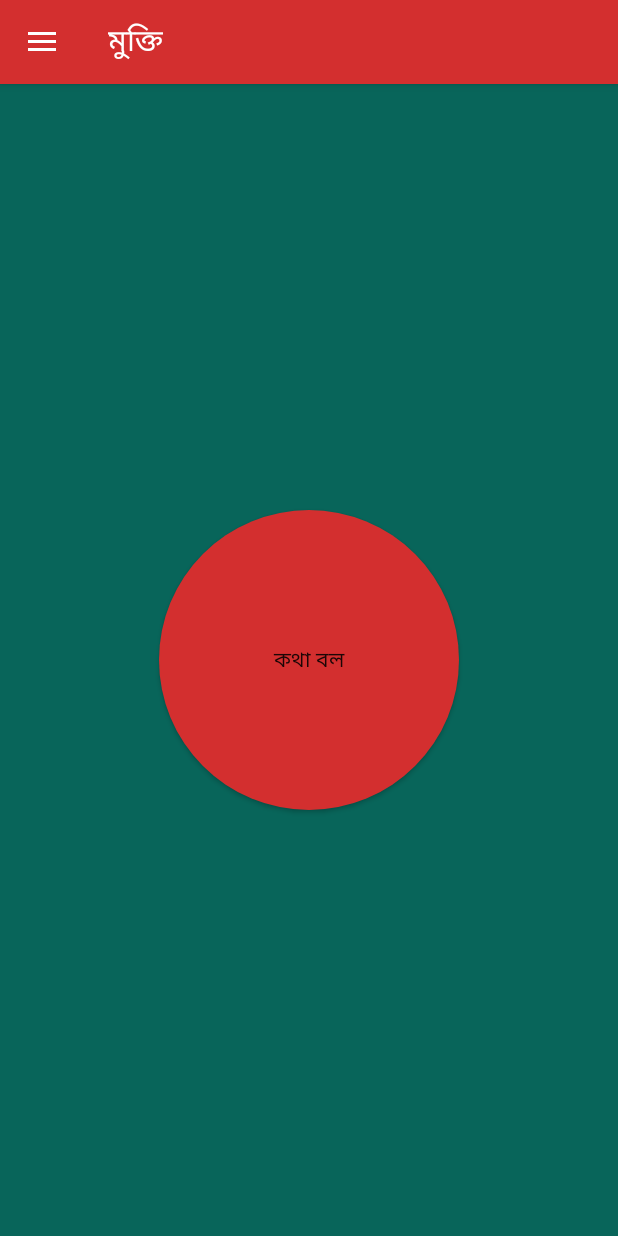
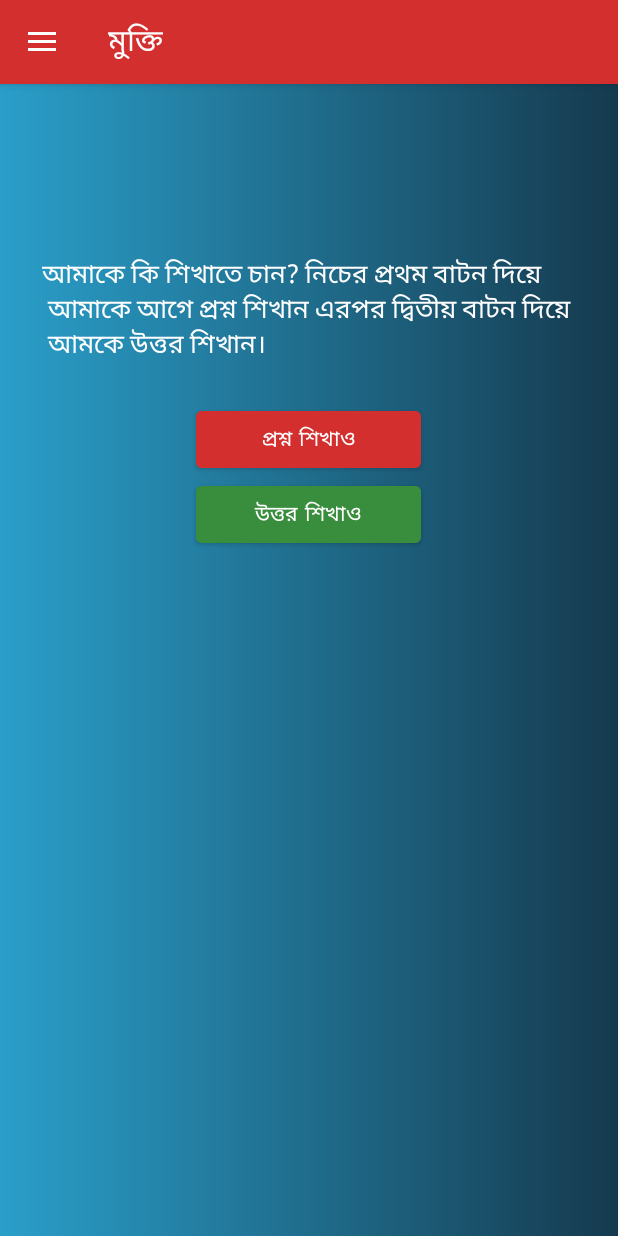
Before and after one commit to Mdnaimulislam/EduBot-FinalApp, an Android app: the BanglaActivity screen opened directly, with no data from a screen before it, in the side drawer, after a tap on "রোবটকে শিখাও", on a phone screen of 412 x 824 dp. Run offline under Robolectric (Android 15) with nearby library versions, the phone set to English and light mode, and no system bars; our stand-ins replace CircleImageView, Firebase (no records; nobody signed in at launch, a user with empty details on screens opened directly).

Commit message:
version-2
Self Learn function complete

```diff
--- a/app/src/main/AndroidManifest.xml
+++ b/app/src/main/AndroidManifest.xml
@@ -1,6 +1,7 @@
 <?xml version="1.0" encoding="utf-8"?>
 <manifest xmlns:android="http://schemas.android.com/apk/res/android"
     package="com.example.edubot">
+
     <uses-permission android:name="android.permission.BLUETOOTH" />
     <uses-permission android:name="android.permission.RECORD_AUDIO" />
     <uses-permission android:name="android.permission.INTERNET" />
@@ -11,6 +12,7 @@
     <uses-permission android:name="android.permission.CAMERA" />
     <uses-permission android:name="android.permission.READ_EXTERNAL_STORAGE" />
     <uses-permission android:name="android.permission.READ_INTERNAL_STORAGE" />
+
     <uses-feature android:name="android.hardware.camera" />
     <uses-feature android:name="android.hardware.camera.autofocus" />
 
@@ -21,10 +23,11 @@
         android:roundIcon="@mipmap/ic_launcher_round"
         android:supportsRtl="true"
         android:theme="@style/Theme.EduBot">
+        <activity android:name=".bangla.SelfLearnBangla"></activity>
         <activity
             android:name=".bangla.BanglaActivity"
             android:label="@string/title_activity_bangla"
-            android:theme="@style/Theme.EduBot.NoActionBar"></activity>
+            android:theme="@style/Theme.EduBot.NoActionBar" />
         <activity android:name=".english.EnglishMain" />
         <activity android:name=".Forget_Password" />
         <activity android:name=".Choose_Language" />
--- a/app/src/main/java/com/example/edubot/MainActivity.java
+++ b/app/src/main/java/com/example/edubot/MainActivity.java
@@ -34,7 +34,7 @@ public class MainActivity extends AppCompatActivity {
         mAuth = FirebaseAuth.getInstance();
         FirebaseUser currentUser=mAuth.getCurrentUser();
         if(currentUser!=null){
-            startActivity(new Intent(MainActivity.this, Choose_Language.class));
+            currentUser.reload();
         }
 
 
--- a/app/src/main/java/com/example/edubot/Register.java
+++ b/app/src/main/java/com/example/edubot/Register.java
@@ -103,7 +103,6 @@ public class Register extends AppCompatActivity {
         }
 
 
-
         progressBar.setVisibility(View.VISIBLE);
         mAuth.createUserWithEmailAndPassword(user_email,user_pass).addOnCompleteListener(new OnCompleteListener<AuthResult>() {
             @Override
@@ -111,14 +110,17 @@ public class Register extends AppCompatActivity {
                 if(task.isSuccessful()){
                     FirebaseUser currentUser =FirebaseAuth.getInstance().getCurrentUser();
                     User user=new User(full_name,user_email,user_phone,user_address);
-                    FirebaseDatabase.getInstance().getReference("Users").child(FirebaseAuth.getInstance().getCurrentUser().getUid())
+
+                    FirebaseDatabase.getInstance().getReference("Users").child(currentUser.getUid())
                             .setValue(user).addOnCompleteListener(new OnCompleteListener<Void>() {
                         @Override
                         public void onComplete(@NonNull Task<Void> task) {
                             if(task.isSuccessful()){
+                                FirebaseDatabase.getInstance().getReference("Users").child(FirebaseAuth.getInstance().getCurrentUser().getUid()).child("Self Questions").child("তুমি কি খাও").setValue("আমি কিছু খাই না।আমি ব্যাটারি চালিত।");
                                 Toast.makeText(Register.this,"User has been registered successfully! Check Email for Verfication",Toast.LENGTH_LONG).show();
                                 progressBar.setVisibility(View.GONE);
                                 currentUser.sendEmailVerification();
+
                                 startActivity(new Intent(Register.this, MainActivity.class));
                             }
                             else {
--- a/app/src/main/java/com/example/edubot/bangla/BanglaActivity.java
+++ b/app/src/main/java/com/example/edubot/bangla/BanglaActivity.java
@@ -28,10 +28,14 @@ import android.widget.ToggleButton;
 import android.widget.CompoundButton;
 import android.widget.CompoundButton.OnCheckedChangeListener;
 
+import com.example.edubot.Choose_Language;
+import com.example.edubot.MainActivity;
 import com.example.edubot.R;
 import com.google.android.material.chip.ChipGroup;
 import com.google.android.material.floatingactionbutton.FloatingActionButton;
 import com.google.android.material.navigation.NavigationView;
+import com.google.firebase.auth.FirebaseAuth;
+import com.google.firebase.auth.FirebaseUser;
 import com.google.firebase.database.DataSnapshot;
 import com.google.firebase.database.DatabaseError;
 import com.google.firebase.database.DatabaseReference;
@@ -61,8 +65,10 @@ public class BanglaActivity extends AppCompatActivity implements NavigationView.
     ToggleButton talk;
     private SpeechRecognizer speechRecognizer;
     private Intent intentRecognizer;
+    private FirebaseAuth mAuth;
     private  int x;
     private  String question="";
+    String Uid="";
 
 
     @Override
@@ -70,7 +76,11 @@ public class BanglaActivity extends AppCompatActivity implements NavigationView.
         super.onCreate(savedInstanceState);
         setContentView(R.layout.activity_bangla);
         //database
+        mAuth = FirebaseAuth.getInstance();
+        FirebaseUser currentUser=mAuth.getCurrentUser();
+        Uid=currentUser.getUid();
         DatabaseReference dbQuestions = FirebaseDatabase.getInstance().getReference().child("Constant Questions");
+        DatabaseReference slQuestions = FirebaseDatabase.getInstance().getReference().child("Users").child(Uid).child("Self Questions");
 
 
         //permission
@@ -146,6 +156,8 @@ public class BanglaActivity extends AppCompatActivity implements NavigationView.
                                     }
                                 speechRecognizer.startListening(intentRecognizer);
                                 }
+
+
                                 else if(finalInput.contains("সম্পর্কে বল")){
                                     try {
                                         Qanswer = QueryWiki(finalInput);
@@ -162,11 +174,7 @@ public class BanglaActivity extends AppCompatActivity implements NavigationView.
                                         e.printStackTrace();
                                     }
                                 }
-                                else {
-                                    //aiChat.setText("No Answer");
-                                }
                             }
-
 
                             @Override
                             public void onCancelled(@NonNull DatabaseError error) {
@@ -174,12 +182,38 @@ public class BanglaActivity extends AppCompatActivity implements NavigationView.
                             }
                         });
 
+                    slQuestions.addListenerForSingleValueEvent(new ValueEventListener() {
+                        @Override
+                        public void onDataChange(@NonNull DataSnapshot snapshot) {
+
+                            String Qanswer = (String) snapshot.child(finalInput).getValue();
+
+                            if (Qanswer != null) {
+                                tts.speak(Qanswer,TextToSpeech.QUEUE_FLUSH,null);
+                                while (tts.isSpeaking()){
+                                }
+                                speechRecognizer.startListening(intentRecognizer);
+                            }
+                            else {
+                                tts.speak("দুঃখিত আমি এই প্রশ্ন এর উত্তর বলতে এখনও অক্ষম।আমাকে যদি শিখাতে চান তাহলে রোবটকে শিখাও অপশন এ যান। ধন্যবাদ।",TextToSpeech.QUEUE_FLUSH,null);
+                                while (tts.isSpeaking()){
+
+                                }
+                                speechRecognizer.startListening(intentRecognizer);
+                            }
+                        }
+                        @Override
+                        public void onCancelled(@NonNull DatabaseError error) {
+
+                        }
+                    });
+
             }
             }
 
             @Override
             public void onPartialResults(Bundle bundle) {
-
+                    speechRecognizer.startListening(intentRecognizer);
             }
 
             @Override
@@ -240,6 +274,34 @@ public class BanglaActivity extends AppCompatActivity implements NavigationView.
     public boolean onNavigationItemSelected(@NonNull MenuItem item) {
         // Handle navigation view item clicks here.
         int id = item.getItemId();
+
+        if(id==R.id.nav_bangla_home){
+        }
+        else if(id==R.id.nav_bangla_book){
+
+        }
+        else if(id==R.id.nav_bangla_learn){
+            startActivity(new Intent(this,SelfLearnBangla.class));
+        }
+        else if(id==R.id.nav_bangla_scan){
+
+        }
+        else if(id==R.id.nav_bangla_calculator){
+
+        }
+        else if(id==R.id.nav_bangla_tutorial){
+
+        }
+        else if(id==R.id.nav_bangla_website){
+
+        }
+        else if(id==R.id.nav_bangla_help){
+
+        }
+        else if(id==R.id.nav_bangla_logout){
+            FirebaseAuth.getInstance().signOut();
+            startActivity(new Intent(this, MainActivity.class));
+        }
 
 
         DrawerLayout drawer = (DrawerLayout) findViewById(R.id.drawer_layout);
--- /dev/null
+++ b/app/src/main/java/com/example/edubot/bangla/SelfLearnBangla.java
@@ -0,0 +1,224 @@
+package com.example.edubot.bangla;
+
+import androidx.annotation.NonNull;
+import androidx.appcompat.app.ActionBarDrawerToggle;
+import androidx.appcompat.app.AppCompatActivity;
+import androidx.appcompat.widget.Toolbar;
+import androidx.core.view.GravityCompat;
+import androidx.drawerlayout.widget.DrawerLayout;
+
+import android.content.Intent;
+import android.os.Bundle;
+import android.speech.RecognitionListener;
+import android.speech.RecognizerIntent;
+import android.speech.SpeechRecognizer;
+import android.view.MenuItem;
+import android.view.View;
+import android.widget.Button;
+import android.speech.tts.TextToSpeech;
+import android.widget.TextView;
+
+import com.example.edubot.MainActivity;
+import com.example.edubot.R;
+import com.google.android.material.badge.BadgeUtils;
+import com.google.android.material.navigation.NavigationView;
+import com.google.firebase.auth.FirebaseAuth;
+import com.google.firebase.auth.FirebaseUser;
+import com.google.firebase.database.DataSnapshot;
+import com.google.firebase.database.DatabaseError;
+import com.google.firebase.database.DatabaseReference;
+import com.google.firebase.database.FirebaseDatabase;
+import com.google.firebase.database.ValueEventListener;
+
+import java.io.IOException;
+import java.util.ArrayList;
+import java.util.Locale;
+
+import de.hdodenhof.circleimageview.CircleImageView;
+
+public class SelfLearnBangla extends AppCompatActivity implements NavigationView.OnNavigationItemSelectedListener,TextToSpeech.OnInitListener {
+    private Button qlearnbutton;
+    private Button aleanButton;
+    private  int x=0;
+    private  String question="";
+    private SpeechRecognizer speechRecognizer;
+    private Intent intentRecognizer;
+    private FirebaseAuth mAuth;
+    String Uid="";
+
+    @Override
+    protected void onCreate(Bundle savedInstanceState) {
+        super.onCreate(savedInstanceState);
+        setContentView(R.layout.activity_self_learn_bangla);
+
+        mAuth = FirebaseAuth.getInstance();
+        FirebaseUser currentUser=mAuth.getCurrentUser();
+        Uid=currentUser.getUid();
+        DatabaseReference slQuestions = FirebaseDatabase.getInstance().getReference().child("Users").child(Uid).child("Self Questions");
+
+        //text to speech config
+        TextToSpeech tts = new TextToSpeech(this, this);
+        tts.setLanguage(Locale.forLanguageTag("bn-BD"));
+        tts.setPitch(0.8f);
+        tts.setSpeechRate(1f);
+
+        qlearnbutton=(Button)findViewById(R.id.bangla_qlearn);
+        aleanButton=(Button)findViewById(R.id.bangla_alearn);
+        qlearnbutton.setOnClickListener(new View.OnClickListener() {
+            @Override
+            public void onClick(View view) {
+
+                tts.speak("আমকে প্রশ্নটি শিখান",TextToSpeech.QUEUE_FLUSH,null);
+                while (tts.isSpeaking()){
+
+                }
+                x=1;speechRecognizer.startListening(intentRecognizer);
+            }
+        });
+        aleanButton.setOnClickListener(new View.OnClickListener() {
+            @Override
+            public void onClick(View view) {
+                if(x!=1){
+                    tts.speak("আপনি আমাকে প্রশ্ন শিখান্নি। আমকে আগে প্রশ্নটি শিখান",TextToSpeech.QUEUE_FLUSH,null);
+                    while (tts.isSpeaking()){
+
+                    }
+                }else {
+                    tts.speak("আমকে প্রশ্নের উত্তরটি শিখান", TextToSpeech.QUEUE_FLUSH, null);
+                    while (tts.isSpeaking()) {
+
+                    }
+                    x = 2;
+                    speechRecognizer.startListening(intentRecognizer);
+                }
+            }
+        });
+
+
+        intentRecognizer = new Intent(RecognizerIntent.ACTION_RECOGNIZE_SPEECH);
+        intentRecognizer.putExtra(RecognizerIntent.EXTRA_LANGUAGE, "bn-BD");
+        intentRecognizer.putExtra(RecognizerIntent.EXTRA_LANGUAGE_PREFERENCE, "bn-BD");
+        intentRecognizer.putExtra(RecognizerIntent.EXTRA_ONLY_RETURN_LANGUAGE_PREFERENCE, "bn-BD");
+        intentRecognizer.putExtra(RecognizerIntent.EXTRA_CALLING_PACKAGE, this.getPackageName());
+        intentRecognizer.putExtra(RecognizerIntent.EXTRA_LANGUAGE_MODEL, RecognizerIntent.LANGUAGE_MODEL_WEB_SEARCH);
+
+
+
+        speechRecognizer = SpeechRecognizer.createSpeechRecognizer(this);
+        speechRecognizer.setRecognitionListener(new RecognitionListener() {
+            @Override
+            public void onReadyForSpeech(Bundle params) { }
+            @Override
+            public void onBeginningOfSpeech() { }
+            @Override
+            public void onRmsChanged(float rmsdB) { }
+            @Override
+            public void onBufferReceived(byte[] buffer) { }
+            @Override
+            public void onEndOfSpeech() { }
+            @Override
+            public void onError(int error) {
+            }
+            @Override
+            public void onResults(Bundle results) {
+
+
+                ArrayList<String> store = results.getStringArrayList(SpeechRecognizer.RESULTS_RECOGNITION);
+
+                String userVoice = "";
+                if (store != null) {
+                    userVoice = store.get(0);
+
+                    if (x == 1) {
+                        question = userVoice;
+                    }
+
+                    //Input Questions Button Main result part
+                    else if (x == 2) {
+                        slQuestions.child(question).setValue(userVoice);
+                    }
+                }
+
+            }
+            @Override
+            public void onPartialResults(Bundle partialResults) { }
+            @Override
+            public void onEvent(int eventType, Bundle params) { }
+        });
+
+
+        Toolbar toolbar = (Toolbar) findViewById(R.id.toolbar);
+        toolbar.setTitle("মুক্তি");
+        setSupportActionBar(toolbar);
+
+        DrawerLayout drawer = (DrawerLayout) findViewById(R.id.drawer_layout);
+        ActionBarDrawerToggle toggle = new ActionBarDrawerToggle(
+                this, drawer, toolbar, R.string.navigation_drawer_open, R.string.navigation_drawer_close);
+        drawer.addDrawerListener(toggle);
+        toggle.syncState();
+
+        NavigationView navigationView = (NavigationView) findViewById(R.id.nav_view);
+        navigationView.setNavigationItemSelectedListener(this);
+
+        View headerView = navigationView.getHeaderView(0);
+        TextView userNameTextView = headerView.findViewById(R.id.user_profile_name);
+        CircleImageView profileImageView = headerView.findViewById(R.id.profile_image);
+
+    }
+
+    @Override
+    public void onBackPressed() {
+        DrawerLayout drawer = (DrawerLayout) findViewById(R.id.drawer_layout);
+        if (drawer.isDrawerOpen(GravityCompat.START)) {
+            drawer.closeDrawer(GravityCompat.START);
+        } else {
+            super.onBackPressed();
+        }
+    }
+
+    @SuppressWarnings("StatementWithEmptyBody")
+    @Override
+    public boolean onNavigationItemSelected(@NonNull MenuItem item) {
+        // Handle navigation view item clicks here.
+        int id = item.getItemId();
+
+        if(id==R.id.nav_bangla_home){
+            startActivity(new Intent(this,BanglaActivity.class));
+        }
+        else if(id==R.id.nav_bangla_book){
+
+        }
+        else if(id==R.id.nav_bangla_learn){
+            startActivity(new Intent(this,SelfLearnBangla.class));
+        }
+        else if(id==R.id.nav_bangla_scan){
+
+        }
+        else if(id==R.id.nav_bangla_calculator){
+
+        }
+        else if(id==R.id.nav_bangla_tutorial){
+
+        }
+        else if(id==R.id.nav_bangla_website){
+
+        }
+        else if(id==R.id.nav_bangla_help){
+
+        }
+        else if(id==R.id.nav_bangla_logout){
+            FirebaseAuth.getInstance().signOut();
+            startActivity(new Intent(this, MainActivity.class));
+        }
+
+
+        DrawerLayout drawer = (DrawerLayout) findViewById(R.id.drawer_layout);
+        drawer.closeDrawer(GravityCompat.START);
+        return true;
+    }
+
+    @Override
+    public void onInit(int i) {
+    }
+
+}
--- /dev/null
+++ b/app/src/main/res/layout/activity_self_learn_bangla.xml
@@ -0,0 +1,26 @@
+<?xml version="1.0" encoding="utf-8"?>
+<androidx.drawerlayout.widget.DrawerLayout xmlns:android="http://schemas.android.com/apk/res/android"
+    xmlns:app="http://schemas.android.com/apk/res-auto"
+    xmlns:tools="http://schemas.android.com/tools"
+    android:id="@+id/drawer_layout"
+    android:layout_width="match_parent"
+    android:layout_height="match_parent"
+    android:fitsSystemWindows="true"
+    tools:openDrawer="start">
+
+    <include
+        layout="@layout/app_bar_bangla_self_learn"
+        android:layout_width="match_parent"
+        android:layout_height="match_parent" />
+
+    <com.google.android.material.navigation.NavigationView
+        android:id="@+id/nav_view"
+        android:layout_width="wrap_content"
+        android:layout_height="match_parent"
+        android:layout_gravity="start"
+        android:fitsSystemWindows="true"
+        app:headerLayout="@layout/nav_bangla_header"
+        app:menu="@menu/activity_bangla_main_drawer"
+        android:background="#0F7314"/>
+
+</androidx.drawerlayout.widget.DrawerLayout>
--- /dev/null
+++ b/app/src/main/res/layout/app_bar_bangla_self_learn.xml
@@ -0,0 +1,26 @@
+<?xml version="1.0" encoding="utf-8"?>
+<androidx.coordinatorlayout.widget.CoordinatorLayout xmlns:android="http://schemas.android.com/apk/res/android"
+    xmlns:app="http://schemas.android.com/apk/res-auto"
+    xmlns:tools="http://schemas.android.com/tools"
+    android:layout_width="match_parent"
+    android:layout_height="match_parent"
+    tools:context=".bangla.BanglaActivity">
+
+    <com.google.android.material.appbar.AppBarLayout
+        android:layout_width="match_parent"
+        android:layout_height="wrap_content"
+        android:theme="@style/Theme.EduBot.AppBarOverlay">
+
+        <com.google.android.material.appbar.MaterialToolbar
+            android:id="@+id/toolbar"
+            android:layout_width="match_parent"
+            android:layout_height="?attr/actionBarSize"
+            android:background="?attr/colorPrimary"
+            app:popupTheme="@style/Theme.EduBot.PopupOverlay" />
+
+    </com.google.android.material.appbar.AppBarLayout>
+
+    <include layout="@layout/content_bangla_selflearn" />
+
+
+</androidx.coordinatorlayout.widget.CoordinatorLayout>
--- /dev/null
+++ b/app/src/main/res/layout/content_bangla_selflearn.xml
@@ -0,0 +1,39 @@
+<?xml version="1.0" encoding="utf-8"?>
+<RelativeLayout xmlns:android="http://schemas.android.com/apk/res/android"
+    xmlns:app="http://schemas.android.com/apk/res-auto"
+    xmlns:tools="http://schemas.android.com/tools"
+    android:layout_width="match_parent"
+    android:layout_height="match_parent"
+    tools:context=".bangla.SelfLearnBangla"
+    android:background="@drawable/bac">
+
+    <TextView
+        android:id="@+id/learn_msg"
+        android:layout_width="wrap_content"
+        android:layout_height="wrap_content"
+        android:text="আমাকে কি শিখাতে চান? নিচের প্রথম বাটন দিয়ে \n আমাকে আগে প্রশ্ন শিখান এরপর দ্বিতীয় বাটন দিয়ে \n আমকে উত্তর শিখান।"
+        android:layout_marginTop="170dp"
+        android:textColor="@color/white"
+        android:textSize="17dp"
+        android:layout_centerHorizontal="true"/>
+
+    <Button
+        android:id="@+id/bangla_qlearn"
+        android:layout_width="150dp"
+        android:layout_height="50dp"
+        android:text="প্রশ্ন শিখাও"
+        android:layout_below="@id/learn_msg"
+        android:layout_centerHorizontal="true"
+        android:layout_marginTop="25dp"
+        android:backgroundTint="#D32F2F"/>
+
+    <Button
+        android:id="@+id/bangla_alearn"
+        android:layout_width="150dp"
+        android:layout_height="50dp"
+        android:text="উত্তর শিখাও"
+        android:layout_below="@id/bangla_qlearn"
+        android:layout_centerHorizontal="true"
+        android:backgroundTint="#388E3C"/>
+
+</RelativeLayout>
--- a/app/src/main/res/menu/activity_bangla_main_drawer.xml
+++ b/app/src/main/res/menu/activity_bangla_main_drawer.xml
@@ -17,7 +17,7 @@
             android:icon="@drawable/ic_selflearn"
             android:title="রোবটকে শিখাও" />
         <item
-            android:id="@+id/nav_bangla_read"
+            android:id="@+id/nav_bangla_scan"
             android:icon="@drawable/ic_scan"
             android:title="বই এর লেখা পড়" />
         <item
```
Also changed, not shown: app/src/main/java/com/example/edubot/Choose_Language.java (+0 -9 lines), app/src/main/res/layout/activity_choose__language.xml (+0 -10 lines).
